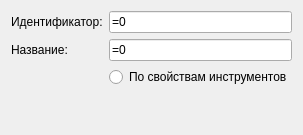
Qt form groupsearch.ui (mcstarioni/OBOSSANIY-CURSACH) before a commit.
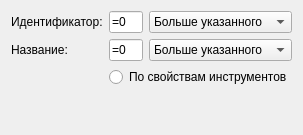
The same form after that commit.

Diff of the .ui file:
```diff
--- a/groupsearch.ui
+++ b/groupsearch.ui
@@ -23,13 +23,6 @@
        </property>
       </widget>
      </item>
-     <item row="0" column="1">
-      <widget class="QLineEdit" name="idEdit">
-       <property name="text">
-        <string>=0</string>
-       </property>
-      </widget>
-     </item>
      <item row="1" column="0">
       <widget class="QLabel" name="label_2">
        <property name="text">
@@ -37,13 +30,6 @@
        </property>
       </widget>
      </item>
-     <item row="1" column="1">
-      <widget class="QLineEdit" name="nameEdit">
-       <property name="text">
-        <string>=0</string>
-       </property>
-      </widget>
-     </item>
      <item row="2" column="1">
       <widget class="QRadioButton" name="insSearchButton">
        <property name="text">
@@ -64,6 +50,76 @@
        </property>
       </spacer>
      </item>
+     <item row="0" column="1">
+      <layout class="QHBoxLayout" name="horizontalLayout_3">
+       <item>
+        <widget class="QLineEdit" name="idEdit">
+         <property name="text">
+          <string>=0</string>
+         </property>
+        </widget>
+       </item>
+       <item>
+        <widget class="QComboBox" name="comboBox">
+         <item>
+          <property name="text">
+           <string>Больше указанного</string>
+          </property>
+         </item>
+         <item>
+          <property name="text">
+           <string>Меньше указанного</string>
+          </property>
+         </item>
+         <item>
+          <property name="text">
+           <string>Равно</string>
+          </property>
+         </item>
+         <item>
+          <property name="text">
+           <string>Не важно</string>
+          </property>
+         </item>
+        </widget>
+       </item>
+      </layout>
+     </item>
+     <item row="1" column="1">
+      <layout class="QHBoxLayout" name="horizontalLayout_4">
+       <item>
+        <widget class="QLineEdit" name="nameEdit">
+         <property name="text">
+          <string>=0</string>
+         </property>
+        </widget>
+       </item>
+       <item>
+        <widget class="QComboBox" name="comboBox_2">
+         <item>
+          <property name="text">
+           <string>Больше указанного</string>
+          </property>
+         </item>
+         <item>
+          <property name="text">
+           <string>Меньше указанного</string>
+          </property>
+         </item>
+         <item>
+          <property name="text">
+           <string>Равно</string>
+          </property>
+         </item>
+         <item>
+          <property name="text">
+           <string>Не важно</string>
+          </property>
+         </item>
+        </widget>
+       </item>
+      </layout>
+     </item>
     </layout>
    </item>
    <item>
```
Left out of the diff: 3 changed lines with no effect on the pictures.
